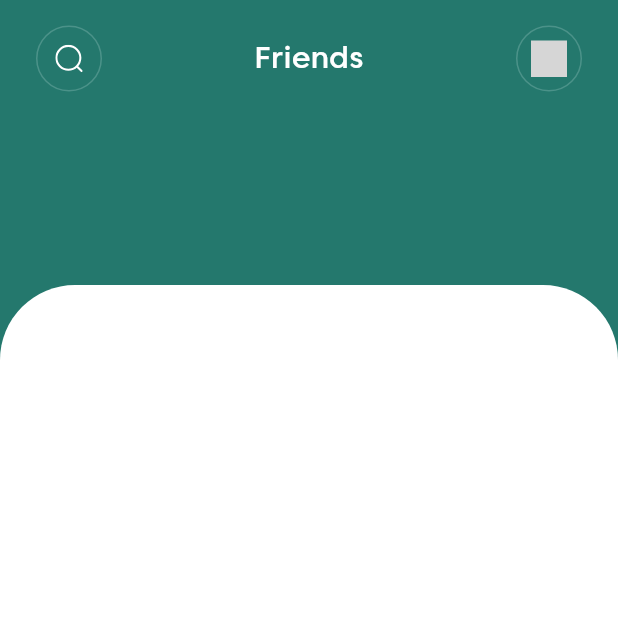
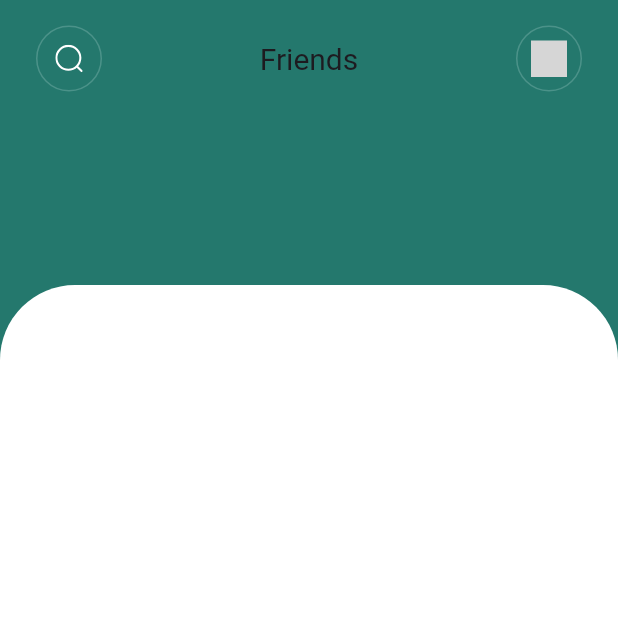
Before and after one commit to RodrigoUchoa001/chat-app, a Flutter app: the FriendsScreen screen opened directly, on a phone screen of 412 x 824 dp, the top half of it. Run offline on Flutter 3.47's test engine with Material 3 defaults, Android fonts, the phone set to English and light mode, and no system bars; our stand-ins replace cloud_firestore, dotted_border, email_validator, firebase_auth, firebase_core, flutter_riverpod and 7 more; accounts and stored records are empty; generated files the repository leaves out were written again; network calls fail; grey boxes are pictures that could not be loaded.

Commit message:
app bar widget now gets the color from the selected theme

```diff
--- a/lib/core/widgets/app_bar_widget.dart
+++ b/lib/core/widgets/app_bar_widget.dart
@@ -1,4 +1,3 @@
-import 'package:chatapp/gen/fonts.gen.dart';
 import 'package:flutter/material.dart';
 import 'package:flutter_riverpod/flutter_riverpod.dart';
 
@@ -35,11 +34,9 @@ class AppBarWidget extends ConsumerWidget {
               const SizedBox(),
             Text(
               title,
-              style: TextStyle(
-                color: Colors.white,
-                fontFamily: FontFamily.caros,
-                fontSize: 20,
-              ),
+              style: Theme.of(context).textTheme.titleLarge!.copyWith(
+                    fontSize: 20,
+                  ),
             ),
             if (rightButton != null)
               Container(
```
